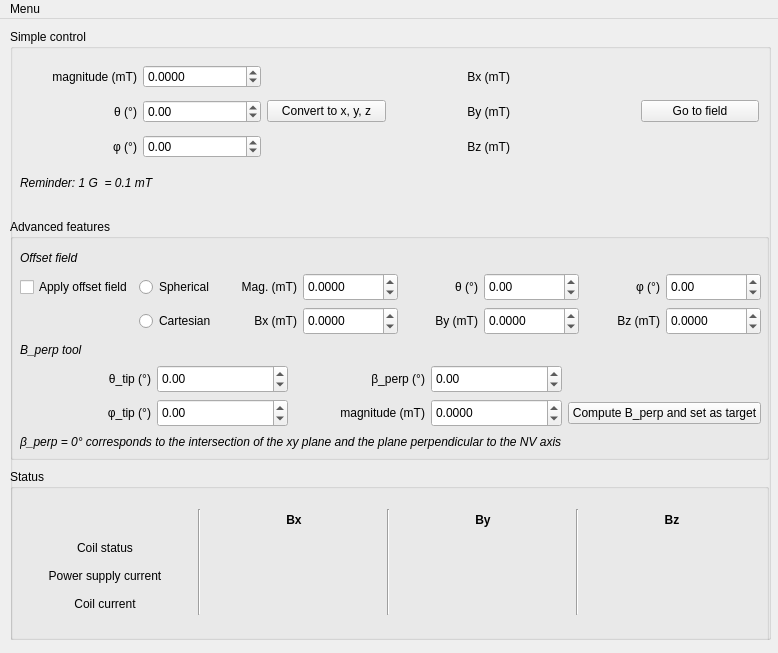
Qt form gui/vector_magnet/ui_vectormagnetgui.ui (Montpellier-S2QT/qudi) before a commit.
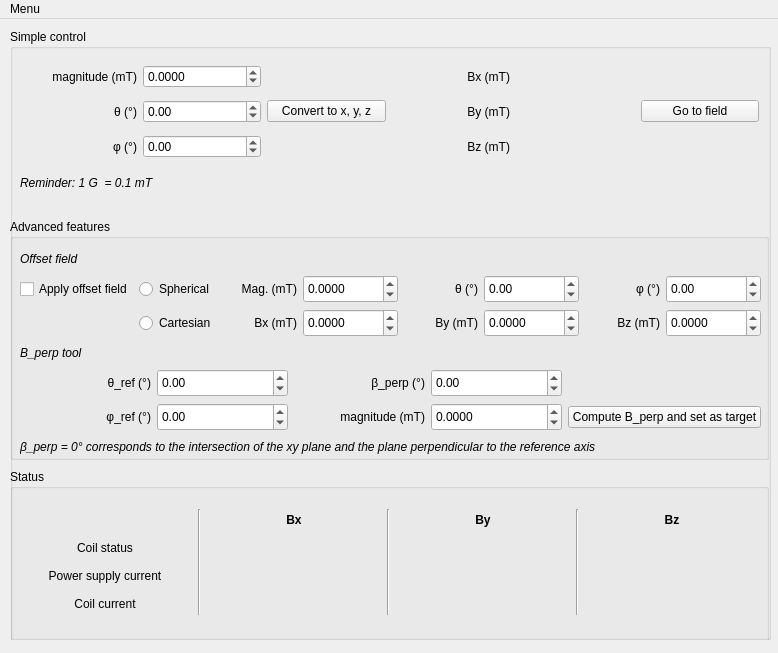
The same form after that commit.

Commit message: made gui slightly more general

```diff
--- a/gui/vector_magnet/ui_vectormagnetgui.ui
+++ b/gui/vector_magnet/ui_vectormagnetgui.ui
@@ -223,7 +223,7 @@
            <x>10</x>
            <y>30</y>
            <width>741</width>
-           <height>202</height>
+           <height>208</height>
           </rect>
          </property>
          <layout class="QVBoxLayout" name="verticalLayout_2">
@@ -518,7 +518,7 @@
             <item row="1" column="0">
              <widget class="QLabel" name="label_12">
               <property name="text">
-               <string>φ_tip (°)</string>
+               <string>φ_ref (°)</string>
               </property>
               <property name="alignment">
                <set>Qt::AlignRight|Qt::AlignTrailing|Qt::AlignVCenter</set>
@@ -547,7 +547,7 @@
             <item row="0" column="0">
              <widget class="QLabel" name="label_11">
               <property name="text">
-               <string>θ_tip (°)</string>
+               <string>θ_ref (°)</string>
               </property>
               <property name="alignment">
                <set>Qt::AlignRight|Qt::AlignTrailing|Qt::AlignVCenter</set>
@@ -603,7 +603,7 @@
              </font>
             </property>
             <property name="text">
-             <string>β_perp = 0° corresponds to the intersection of the xy plane and the plane perpendicular to the NV axis</string>
+             <string>β_perp = 0° corresponds to the intersection of the xy plane and the plane perpendicular to the reference axis</string>
             </property>
            </widget>
           </item>
```
Left out of the diff: 5 changed lines with no effect on the pictures.
